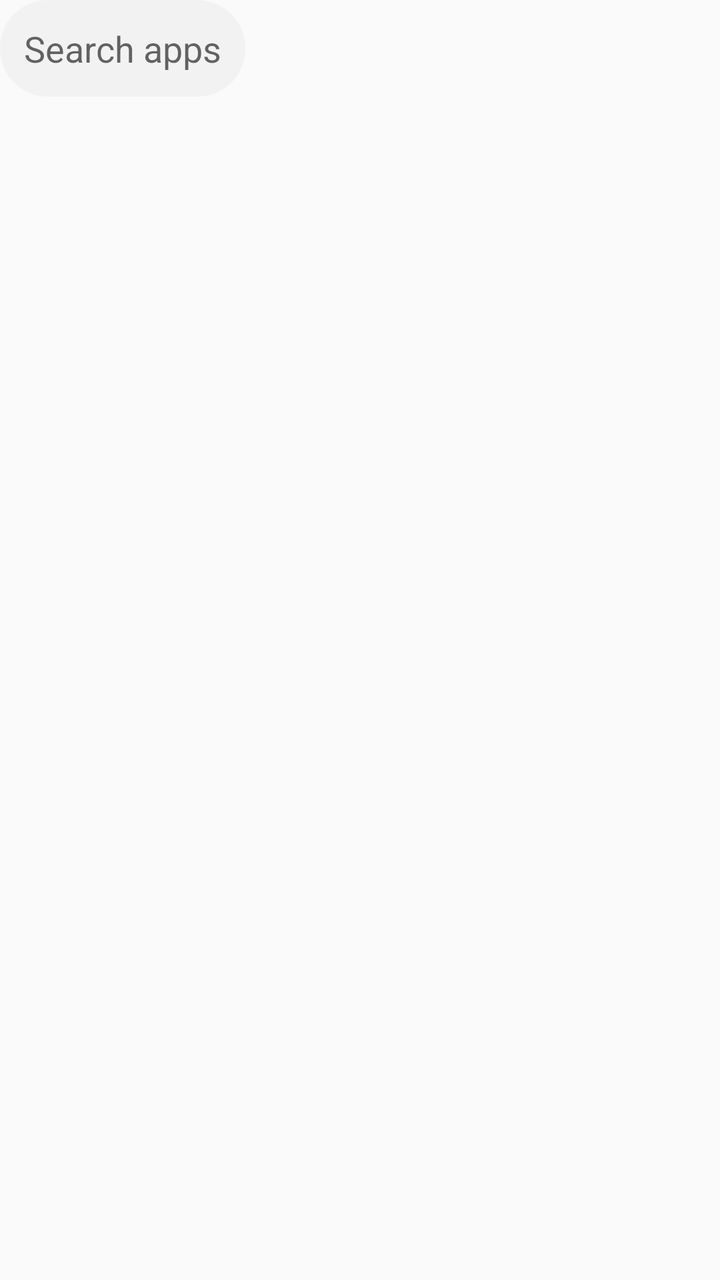
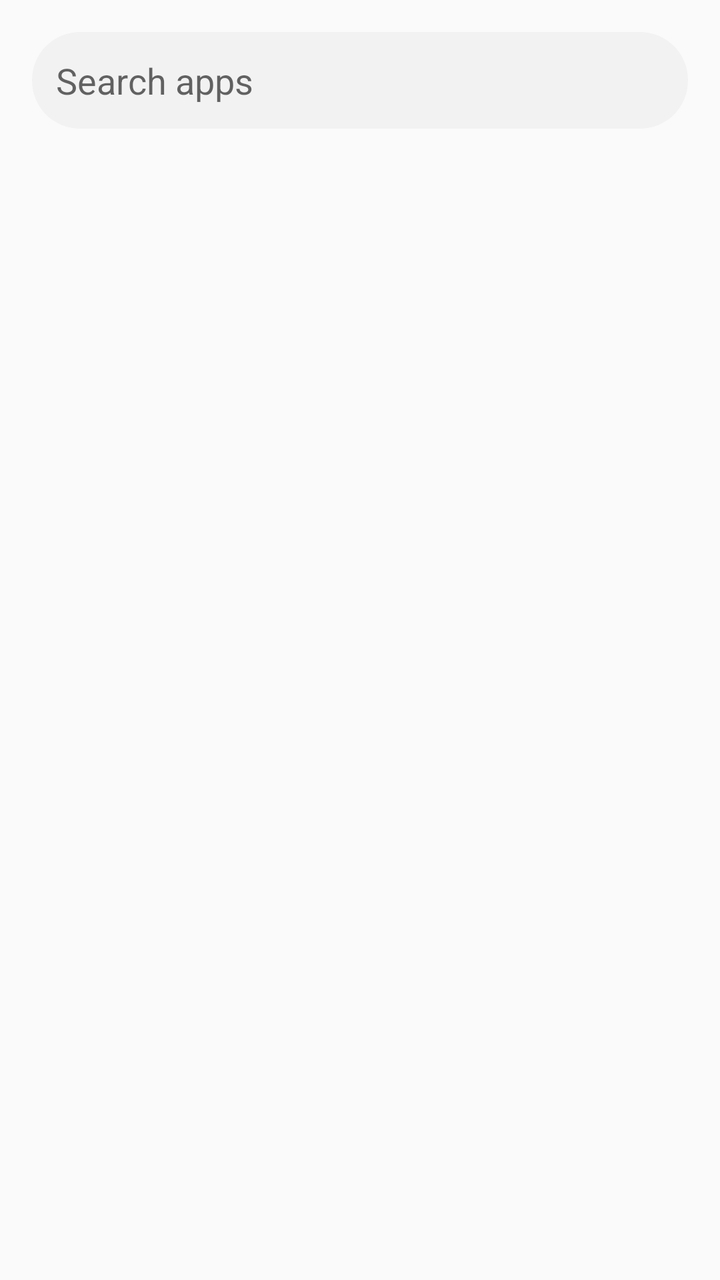

An Android layout rendered at two revisions. The XML below is the earlier revision; the diff shows what the commit changed to produce the second picture.
<!-- AndroidManifest.xml: activity theme Theme.FBOP -->
<!-- res/layout/activity_drawer.xml -->
<?xml version="1.0" encoding="utf-8"?>
<androidx.constraintlayout.widget.ConstraintLayout
    xmlns:android="http://schemas.android.com/apk/res/android"
    xmlns:app="http://schemas.android.com/apk/res/app"
    android:layout_width="match_parent"
    android:layout_height="match_parent"
    android:background="?android:attr/windowBackground">

    <EditText
        android:id="@+id/drawerSearchBar"
        android:layout_width="0dp"
        android:layout_height="wrap_content"
        android:layout_marginTop="16dp"
        android:layout_marginHorizontal="16dp"
        android:padding="12dp"
        android:hint="Search apps"
        android:inputType="text"
        android:imeOptions="actionSearch"
        android:maxLines="1"
        android:background="@drawable/search_bar_background"
        app:layout_constraintTop_toTopOf="parent"
        app:layout_constraintStart_toStartOf="parent"
        app:layout_constraintEnd_toEndOf="parent" />

    <androidx.recyclerview.widget.RecyclerView
        android:id="@+id/drawerGridRecyclerView"
        android:layout_width="0dp"
        android:layout_height="0dp"
        android:paddingTop="16dp"
        android:paddingHorizontal="8dp"
        android:clipToPadding="false"
        app:layout_constraintTop_toBottomOf="@id/drawerSearchBar"
        app:layout_constraintStart_toStartOf="parent"
        app:layout_constraintEnd_toEndOf="parent"
        app:layout_constraintBottom_toBottomOf="parent" />

</androidx.constraintlayout.widget.ConstraintLayout>
<!-- resources referenced by this layout -->
<resources>
  <!-- drawable search_bar_background (drawable) -->
  <?xml version="1.0" encoding="utf-8"?>
  <shape xmlns:android="http://schemas.android.com/apk/res/android" android:shape="rectangle">
      <solid android:color="?attr/searchBarBaseColor" />
      <corners android:radius="24dp" />
  </shape>
  <style name="Theme.FBOP" parent="Theme.AppCompat.DayNight.NoActionBar">
          <item name="searchBarBaseColor">@color/search_bar_bg_light</item>
          <item name="android:textColorPrimary">@color/search_bar_text_light</item>
      </style>
  <color name="search_bar_bg_light">#F2F2F2</color>
  <color name="search_bar_text_light">#000000</color>
</resources>

<!-- the commit's change to res/layout/activity_drawer.xml (unified diff, before → after) -->
@@ -1,7 +1,7 @@
 <?xml version="1.0" encoding="utf-8"?>
 <androidx.constraintlayout.widget.ConstraintLayout
     xmlns:android="http://schemas.android.com/apk/res/android"
-    xmlns:app="http://schemas.android.com/apk/res/app"
+    xmlns:app="http://schemas.android.com/apk/res-auto"
     android:layout_width="match_parent"
     android:layout_height="match_parent"
     android:background="?android:attr/windowBackground">
